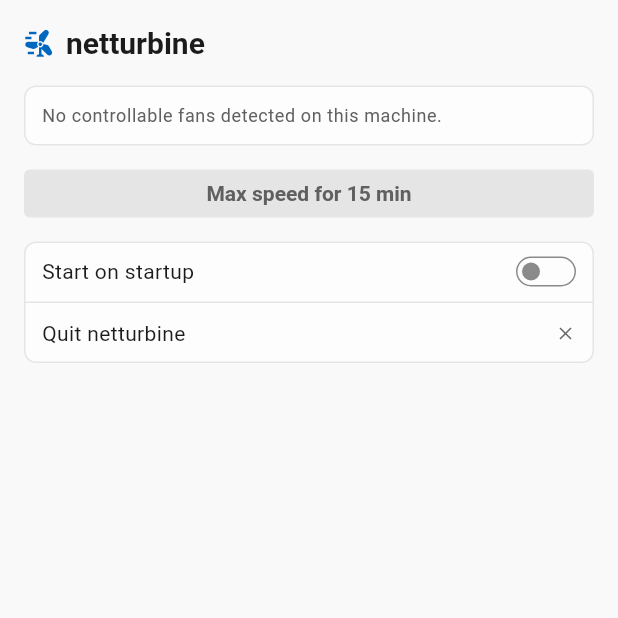
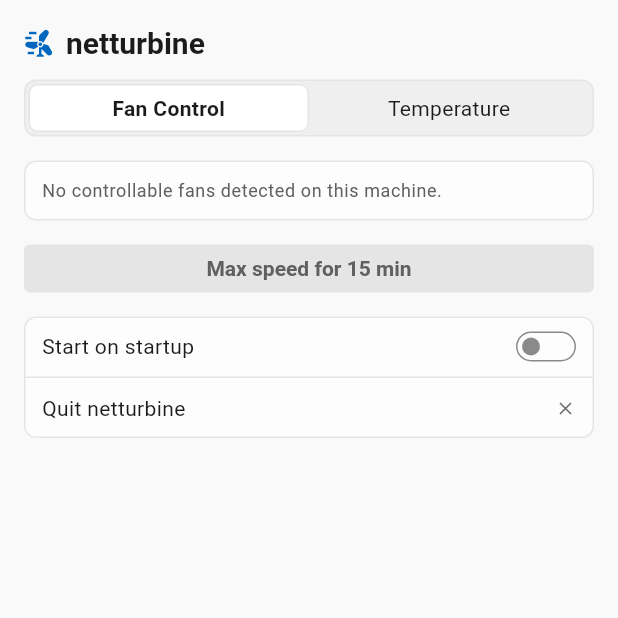
Before and after one commit to socksprox/netturbine, a Flutter app: the screen it shows after launch, on a phone screen of 412 x 824 dp, the top half of it. Run offline on Flutter 3.47's test engine with Material 3 defaults, Android fonts, the phone set to English and light mode, and no system bars; Roboto replaces fonts that are missing (Segoe UI Variable Text).

Commit message:
add temperature

```diff
--- a/lib/api/fan_controller.dart
+++ b/lib/api/fan_controller.dart
@@ -24,6 +24,21 @@
   /// Whether the fan is under automatic (firmware) control — false once a
   /// manual override is active.
   final bool isAuto;
+}
+
+/// A live temperature sensor reading.
+class TempSensor {
+  const TempSensor({
+    required this.id,
+    required this.label,
+    this.celsius,
+  });
+
+  final String id;
+  final String label;
+
+  /// Reading in degrees Celsius, or null when unavailable.
+  final int? celsius;
 }
 
 /// What the backend supports on this machine.
@@ -67,6 +82,10 @@
   /// controllable — check per-fan [FanInfo.canControl].
   FanCapabilities get capabilities;
 
+  /// Most recent temperature sensor snapshot. Empty when the backend has
+  /// no temperature telemetry.
+  List<TempSensor> get sensors;
+
   /// Overrides [fanId] to [percent] (0–100).
   Future<void> setSpeed(String fanId, int percent);
 
--- a/lib/api/unsupported.dart
+++ b/lib/api/unsupported.dart
@@ -22,6 +22,9 @@
 
   @override
   FanCapabilities get capabilities => FanCapabilities.none;
+
+  @override
+  List<TempSensor> get sensors => const [];
 
   @override
   Future<void> setSpeed(String fanId, int percent) =>
--- a/lib/app/app_state.dart
+++ b/lib/app/app_state.dart
@@ -19,6 +19,7 @@
   StreamSubscription<List<FanInfo>>? _sub;
 
   List<FanInfo> fans = const [];
+  List<TempSensor> sensors = const [];
   bool launchAtStartup = false;
   bool backendError = false;
 
@@ -33,6 +34,7 @@
   Future<void> init() async {
     _sub = fan.fanStream.listen((snapshot) {
       fans = snapshot;
+      sensors = fan.sensors;
       notifyListeners();
     }, onError: (_) {
       backendError = true;
--- a/lib/ui/home_page.dart
+++ b/lib/ui/home_page.dart
@@ -1,23 +1,34 @@
 import 'package:flutter/material.dart';
 
 import '../app/app_state.dart';
+import 'temp_page.dart';
 import 'widgets/boost_button.dart';
 import 'widgets/fan_card.dart';
+import 'widgets/segmented_tabs.dart';
 import 'widgets/settings_section.dart';
 
 /// Compact popover-style body shown when the tray icon is clicked.
-class HomePage extends StatelessWidget {
+class HomePage extends StatefulWidget {
   const HomePage({super.key, required this.state});
 
   final AppState state;
 
   @override
+  State<HomePage> createState() => _HomePageState();
+}
+
+class _HomePageState extends State<HomePage> {
+  int _tab = 0;
+
+  @override
   Widget build(BuildContext context) {
     final theme = Theme.of(context);
+    final state = widget.state;
     return Scaffold(
       body: SafeArea(
-        child: ListView(
+        child: Padding(
           padding: const EdgeInsets.all(16),
+          child: Column(
             children: [
               Row(
                 children: [
@@ -27,7 +38,40 @@
                   Text('netturbine', style: theme.textTheme.titleLarge),
                 ],
               ),
+              const SizedBox(height: 12),
+              SegmentedTabs(
+                items: const ['Fan Control', 'Temperature'],
+                selected: _tab,
+                onChanged: (i) => setState(() => _tab = i),
+              ),
               const SizedBox(height: 16),
+              Expanded(
+                child: IndexedStack(
+                  index: _tab,
+                  children: [
+                    _FanTab(state: state),
+                    ListView(children: [TempPage(state: state)]),
+                  ],
+                ),
+              ),
+            ],
+          ),
+        ),
+      ),
+    );
+  }
+}
+
+class _FanTab extends StatelessWidget {
+  const _FanTab({required this.state});
+
+  final AppState state;
+
+  @override
+  Widget build(BuildContext context) {
+    final theme = Theme.of(context);
+    return ListView(
+      children: [
         if (state.backendError)
           Card(
             child: Padding(
@@ -65,8 +109,6 @@
         const SizedBox(height: 8),
         SettingsSection(state: state),
       ],
-        ),
-      ),
     );
   }
 }
--- /dev/null
+++ b/lib/ui/widgets/segmented_tabs.dart
@@ -0,0 +1,65 @@
+import 'package:flutter/material.dart';
+
+import '../theme.dart';
+
+/// Windows 11-style segmented control — a pill track with items that get an
+/// elevated surface when selected. Used for the top-level page switcher.
+class SegmentedTabs extends StatelessWidget {
+  const SegmentedTabs({
+    super.key,
+    required this.items,
+    required this.selected,
+    required this.onChanged,
+  });
+
+  final List<String> items;
+  final int selected;
+  final ValueChanged<int> onChanged;
+
+  @override
+  Widget build(BuildContext context) {
+    final theme = Theme.of(context);
+    final dark = theme.brightness == Brightness.dark;
+    final border = dark ? NtColors.borderDark : NtColors.borderLight;
+    final track = dark ? const Color(0xFF282828) : const Color(0xFFEFEFEF);
+    final active = dark ? const Color(0xFF3A3A3A) : Colors.white;
+
+    return Container(
+      decoration: BoxDecoration(
+        color: track,
+        borderRadius: BorderRadius.circular(8),
+        border: Border.all(color: border),
+      ),
+      padding: const EdgeInsets.all(2),
+      child: Row(
+        children: [
+          for (var i = 0; i < items.length; i++)
+            Expanded(
+              child: GestureDetector(
+                onTap: () => onChanged(i),
+                child: AnimatedContainer(
+                  duration: const Duration(milliseconds: 120),
+                  padding: const EdgeInsets.symmetric(vertical: 5),
+                  decoration: BoxDecoration(
+                    color: i == selected ? active : Colors.transparent,
+                    borderRadius: BorderRadius.circular(6),
+                    border: i == selected
+                        ? Border.all(color: border)
+                        : const Border(),
+                  ),
+                  child: Text(
+                    items[i],
+                    textAlign: TextAlign.center,
+                    style: theme.textTheme.bodyMedium?.copyWith(
+                      fontWeight:
+                          i == selected ? FontWeight.w600 : FontWeight.w400,
+                    ),
+                  ),
+                ),
+              ),
+            ),
+        ],
+      ),
+    );
+  }
+}
```
Also changed, not shown: lib/api/simulated/simulated_fan_controller.dart (+11 -0 lines), lib/api/windows/windows_fan_controller.dart (+18 -0 lines), lib/ui/temp_page.dart (added, +53 -0 lines), 7 other files. Lines whose indentation alone changed are shown as unchanged.
